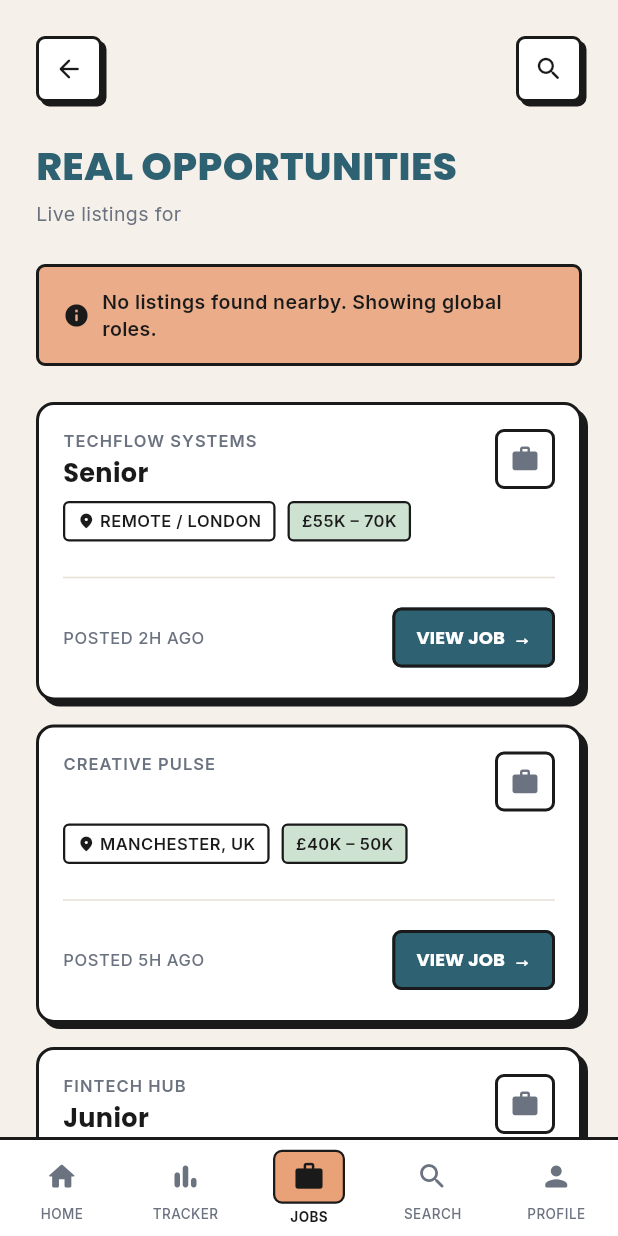
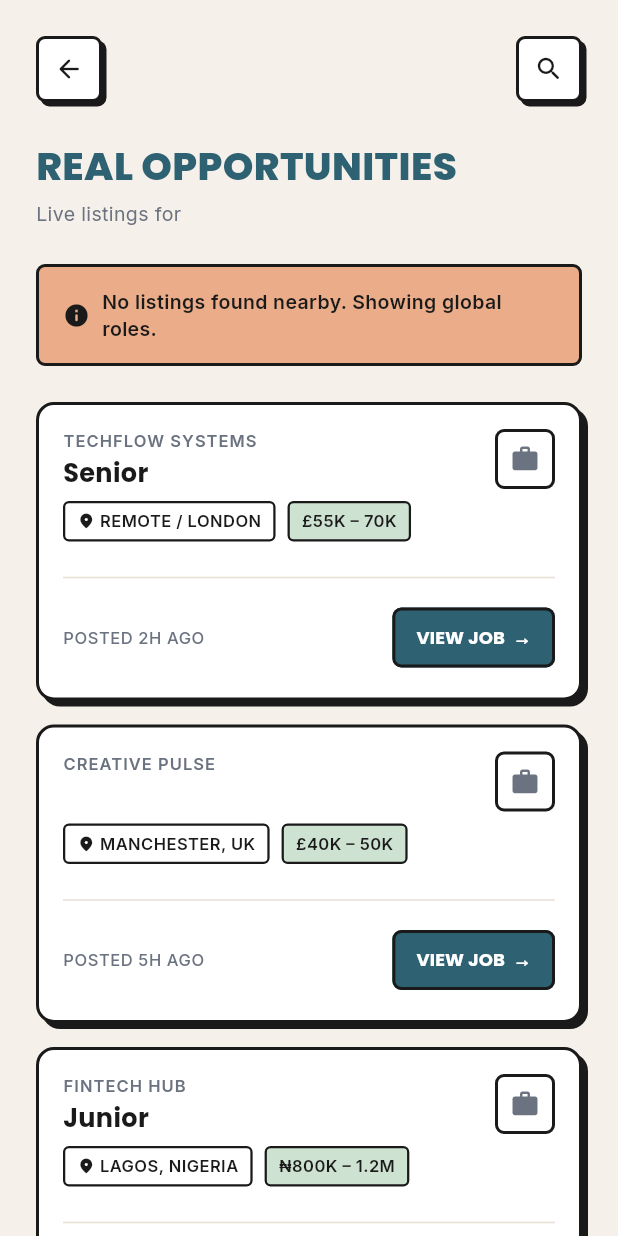
Before and after one commit to MI-TECHDLIN/drim-ai, a Flutter app: the JobListingsScreen screen opened directly with empty values, on a phone screen of 412 x 824 dp. Run offline on Flutter 3.47's test engine with Material 3 defaults, Android fonts, the phone set to English and light mode, and no system bars; our stand-ins replace flutter_riverpod, go_router, google_fonts, supabase_flutter; accounts and stored records are empty.

Commit message:
perf: skeleton loading screen for jobs and joblisting screen

```diff
--- a/lib/features/jobs/job_listings_screen.dart
+++ b/lib/features/jobs/job_listings_screen.dart
@@ -1,4 +1,5 @@
 import 'package:drim_ai/widgets/drim_states.dart';
+import 'package:drim_ai/widgets/skeletons/jobs_skeleton.dart';
 import 'package:flutter/material.dart';
 import 'package:flutter_riverpod/flutter_riverpod.dart';
 import 'package:go_router/go_router.dart';
@@ -97,18 +98,7 @@ class JobListingsScreen extends ConsumerWidget {
                               careerTitle: careerTitle,
                             );
                           },
-                          loading: () => Column(
-                            children: [
-                              DrimLoadingCard(
-                                height: 100,
-                                message: 'Finding live opportunities...',
-                              ),
-                              const SizedBox(height: AppSpacing.md),
-                              DrimLoadingCard(height: 100),
-                              const SizedBox(height: AppSpacing.md),
-                              DrimLoadingCard(height: 100),
-                            ],
-                          ),
+                          loading: () => const JobsSkeleton(),
                           error: (_, __) => DrimErrorState(
                             title: 'Couldn\'t load job listings',
                             body:
@@ -129,9 +119,6 @@ class JobListingsScreen extends ConsumerWidget {
               ),
             ),
           ),
-
-          // ── Bottom nav ─────────────────────────────────────────────────
-          _BottomNav(activeIndex: 2, careerTitle: careerTitle),
         ],
       ),
     );
@@ -424,112 +411,6 @@ class _InfoChip extends StatelessWidget {
   }
 }
 
-// ── Loading state ──────────────────────────────────────────────────────────
-
-class _LoadingState extends StatelessWidget {
-  const _LoadingState();
-
-  @override
-  Widget build(BuildContext context) {
-    return const SizedBox(
-      height: 120,
-      child: Center(
-        child: CircularProgressIndicator(
-          color: AppColors.anchor,
-          strokeWidth: 2,
-        ),
-      ),
-    );
-  }
-}
-
-// ── Bottom nav ─────────────────────────────────────────────────────────────
-
-class _BottomNav extends StatelessWidget {
-  final int activeIndex;
-  final String careerTitle;
-
-  const _BottomNav({required this.activeIndex, required this.careerTitle});
-
-  @override
-  Widget build(BuildContext context) {
-    final items = [
-      (Icons.home_rounded, 'HOME'),
-      (Icons.bar_chart_rounded, 'TRACKER'),
-      (Icons.work_rounded, 'JOBS'),
-      (Icons.search_rounded, 'SEARCH'),
-      (Icons.person_rounded, 'PROFILE'),
-    ];
-
-    return Container(
-      decoration: const BoxDecoration(
-        color: AppColors.surface,
-        border: Border(top: BorderSide(color: AppColors.border, width: 2)),
-      ),
-      child: SafeArea(
-        top: false,
-        child: SizedBox(
-          height: 64,
-          child: Row(
-            children: List.generate(items.length, (i) {
-              final isActive = i == activeIndex;
-              return Expanded(
-                child: GestureDetector(
-                  onTap: () {
-                    if (i == 0) context.go('/home');
-                    if (i == 2) {
-                      // Already on jobs
-                    }
-                  },
-                  child: Column(
-                    mainAxisAlignment: MainAxisAlignment.center,
-                    children: [
-                      AnimatedContainer(
-                        duration: const Duration(milliseconds: 200),
-                        width: isActive ? 48 : 32,
-                        height: isActive ? 36 : 32,
-                        decoration: isActive
-                            ? BoxDecoration(
-                                color: AppColors.apricot,
-                                borderRadius: BorderRadius.circular(
-                                  AppRadii.sm,
-                                ),
-                                border: Border.all(
-                                  color: AppColors.border,
-                                  width: 1.5,
-                                ),
-                              )
-                            : null,
-                        child: Icon(
-                          items[i].$1,
-                          size: 22,
-                          color: isActive ? AppColors.ink : AppColors.muted,
-                        ),
-                      ),
-                      const SizedBox(height: 2),
-                      Text(
-                        items[i].$2,
-                        style: GoogleFonts.inter(
-                          fontSize: 9,
-                          fontWeight: isActive
-                              ? FontWeight.w700
-                              : FontWeight.w500,
-                          color: isActive ? AppColors.ink : AppColors.muted,
-                          letterSpacing: 0.3,
-                        ),
-                      ),
-                    ],
-                  ),
-                ),
-              );
-            }),
-          ),
-        ),
-      ),
-    );
-  }
-}
-
 // ── Square icon button ─────────────────────────────────────────────────────
 
 class _SquareIconButton extends StatelessWidget {
```
Also changed, not shown: lib/widgets/skeletons/jobs_skeleton.dart (+27 -40 lines), lib/widgets/skeletons/skeleton_box.dart (added, +42 -0 lines), lib/widgets/skeletons/skeleton_pill.dart (added, +19 -0 lines).
